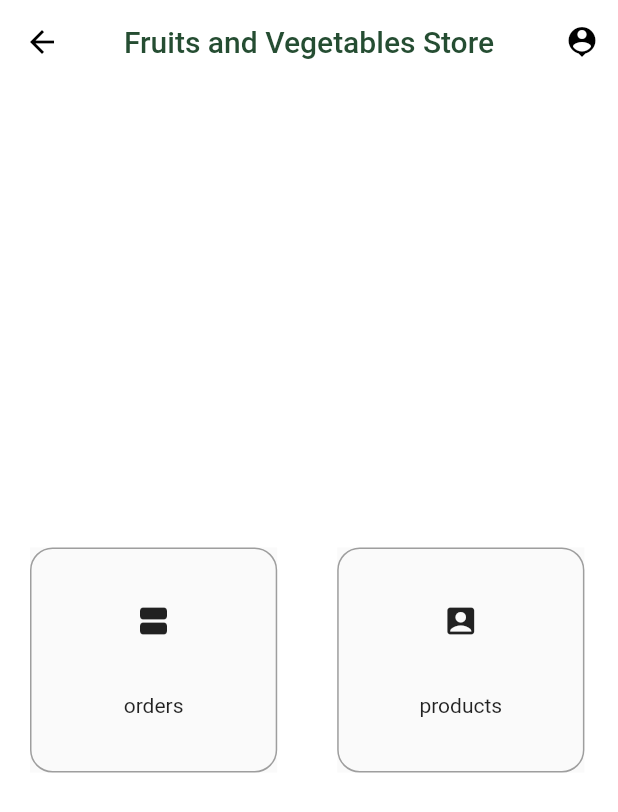
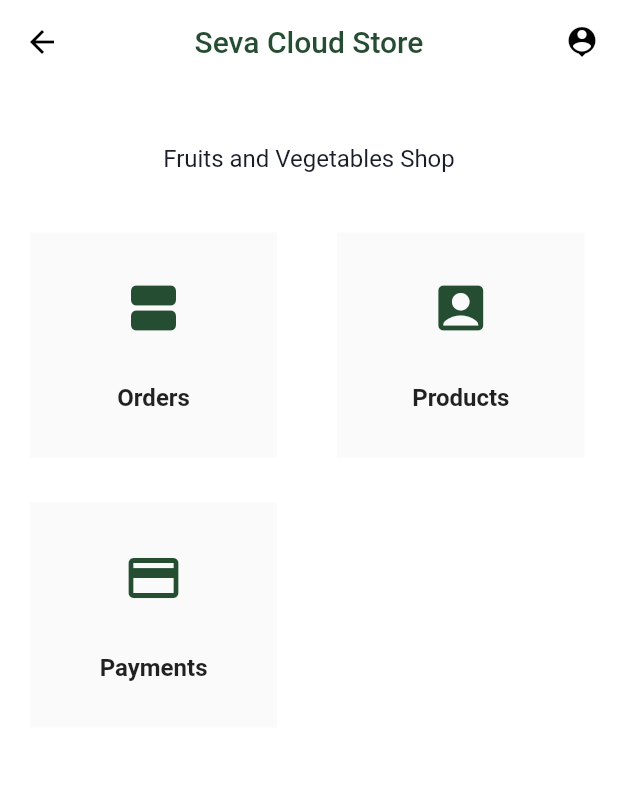
Before and after one commit to Onestop-Agrotech/Seva-Business, a Flutter app: the LandingScreen screen opened by its route, on a phone screen of 412 x 824 dp. Shown: the top 812 px of the screen. Run offline on Flutter 3.47's test engine with Material 2 defaults, Android fonts, the phone set to English and light mode, and no system bars; our stand-ins replace cached_network_image, otp_text_field, shared_preferences; accounts and stored records are empty; network calls fail; Roboto replaces fonts that are missing (Raleway).

Commit message:
landing page

```diff
--- a/lib/common/landingCard.dart
+++ b/lib/common/landingCard.dart
@@ -2,7 +2,8 @@ import 'package:flutter/material.dart';
 
 class LandingCard extends StatelessWidget {
   final String landingName;
-  LandingCard({this.landingName});
+  final Icon icon;
+  LandingCard({this.landingName, this.icon});
   @override
   Widget build(BuildContext context) {
     return Material(
@@ -12,16 +13,17 @@ class LandingCard extends StatelessWidget {
         },
         child: Container(
           width: MediaQuery.of(context).size.width * 0.4,
-          decoration: BoxDecoration(
-              borderRadius: BorderRadius.circular(15.0),
-              border: Border.all(color: Colors.grey)),
           child: Column(
             mainAxisAlignment: MainAxisAlignment.spaceEvenly,
             children: <Widget>[
-              landingName == 'orders'
-                  ? Icon(Icons.view_agenda)
-                  : Icon(Icons.account_box),
-              Text("$landingName")
+              icon,
+              Text(
+                "${landingName[0].toUpperCase()}${landingName.substring(1)}",
+                style: TextStyle(
+                  fontSize: 16.0,
+                  fontWeight: FontWeight.bold,
+                ),
+              )
             ],
           ),
         ),
--- a/lib/screens/landingScreen.dart
+++ b/lib/screens/landingScreen.dart
@@ -1,7 +1,15 @@
 import 'package:flutter/material.dart';
 import 'package:sevaBusiness/common/landingCard.dart';
 import 'package:sevaBusiness/common/topText.dart';
+import 'package:sevaBusiness/constants/themeColors.dart';
 import 'package:shared_preferences/shared_preferences.dart';
+
+class LandingItem {
+  final String name;
+  final Icon icon;
+
+  LandingItem({this.name, this.icon});
+}
 
 class LandingScreen extends StatelessWidget {
   _showLogoutOption(context) {
@@ -32,7 +40,7 @@ class LandingScreen extends StatelessWidget {
       backgroundColor: Colors.white,
       appBar: AppBar(
         title: TopText(
-          txt: "Fruits and Vegetables Store",
+          txt: "Seva Cloud Store",
         ),
         centerTitle: true,
         backgroundColor: Colors.transparent,
@@ -46,20 +54,35 @@ class LandingScreen extends StatelessWidget {
           ),
         ],
       ),
-      body: Center(
-        child: Container(
+      body: Column(
+        children: <Widget>[
+          SizedBox(height: 40.0),
+          Text("Fruits and Vegetables Shop",
+              style: TextStyle(
+                fontSize: 16.0,
+                color: ThemeColoursSeva().black,
+              ),
+              overflow: TextOverflow.ellipsis),
+          SizedBox(height: 40.0),
+          Container(
             height: 150.0,
             child: ListView.builder(
                 itemCount: 2,
                 scrollDirection: Axis.horizontal,
                 itemBuilder: (context, index) {
-                List<String> arr = ["orders", "products"];
+                  // List<String> arr = ["orders", "products", "payments"];
+                  List<LandingItem> items = [];
+                  LandingItem orders = new LandingItem(name: "orders", icon: Icon(Icons.view_agenda, size: 40.0, color: ThemeColoursSeva().dkGreen,));
+                  items.add(orders);
+                  LandingItem products = new LandingItem(name: "products", icon: Icon(Icons.account_box, size: 40.0, color: ThemeColoursSeva().dkGreen,));
+                  items.add(products);
                   return Padding(
                     padding: const EdgeInsets.only(left: 20.0),
                     child: Row(
                       children: <Widget>[
                         LandingCard(
-                        landingName: arr[index],
+                          landingName: items[index].name,
+                          icon: items[index].icon,
                         ),
                         SizedBox(width: 20.0)
                       ],
@@ -67,6 +90,22 @@ class LandingScreen extends StatelessWidget {
                   );
                 }),
           ),
+          SizedBox(height: 30.0),
+          Row(
+            children: <Widget>[
+              Padding(
+                padding: const EdgeInsets.only(left: 20.0),
+                child: Container(
+                  height: 150.0,
+                  child: LandingCard(
+                    landingName: "payments",
+                    icon: Icon(Icons.payment, size: 40.0, color: ThemeColoursSeva().dkGreen,)
+                  ),
+                ),
+              )
+            ],
+          ),
+        ],
       ),
     );
   }
```
Lines whose indentation alone changed are shown as unchanged.
